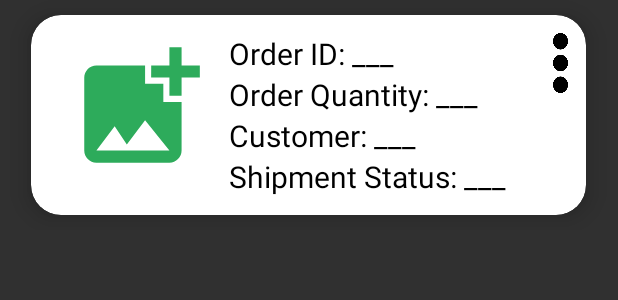
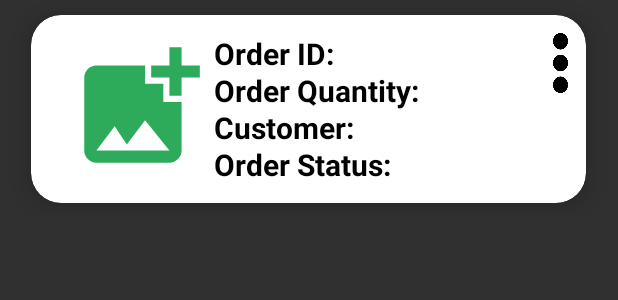
Before and after one commit to jmlcomia-ust/severinaSystem, an Android app: the layout dashboard_ord_row.xml on its own in the app's theme, with its tools: preview values and no code run, on a phone screen of 412 x 824 dp. Shown: the top 300 px of the screen. Run offline under Robolectric (Android 15) with nearby library versions, the phone set to English and light mode, and no system bars.

```diff
--- a/app/src/main/res/layout/dashboard_ord_row.xml
+++ b/app/src/main/res/layout/dashboard_ord_row.xml
@@ -34,7 +34,7 @@
             android:layout_height="100dp"
             android:layout_gravity="center"
             android:layout_marginLeft="10dp"
-            android:layout_marginRight="10dp"
+
             android:padding="1dp" />
 
         <Button
@@ -47,42 +47,82 @@
         </Button>
 
         <TextView
+            android:id="@+id/id"
+            android:layout_width="wrap_content"
+            android:layout_height="wrap_content"
+            android:layout_toRightOf="@id/ord_img"
+            android:text="Order ID:"
+            android:textColor="@color/black"
+            android:textSize="20dp"
+            android:textStyle="bold"/>
+        <TextView
             android:id="@+id/ord_id_txt"
             android:layout_width="wrap_content"
             android:layout_height="wrap_content"
+            android:layout_toRightOf="@id/id"
+            android:text=""
+            android:textColor="@color/black"
+            android:textSize="18dp"/>
+
+        <TextView
+            android:id="@+id/qty"
+            android:layout_width="wrap_content"
+            android:layout_height="wrap_content"
+            android:layout_below="@id/ord_id_txt"
             android:layout_toRightOf="@id/ord_img"
-            android:text="Order ID: ___"
+            android:text="Order Quantity:"
             android:textColor="@color/black"
-            android:textSize="20dp"/>
-
+            android:textSize="20dp"
+            android:textStyle="bold"/>
         <TextView
             android:id="@+id/ord_qty_txt"
             android:layout_width="wrap_content"
             android:layout_height="wrap_content"
             android:layout_below="@id/ord_id_txt"
+            android:layout_toRightOf="@id/qty"
+            android:text=""
+            android:textColor="@color/black"
+            android:textSize="18dp" />
+
+        <TextView
+            android:id="@+id/name"
+            android:layout_width="wrap_content"
+            android:layout_height="wrap_content"
             android:layout_toRightOf="@id/ord_img"
-            android:text="Order Quantity: ___"
+            android:layout_below="@id/ord_qty_txt"
+            android:text="Customer:"
+            android:textSize="20dp"
             android:textColor="@color/black"
-            android:textSize="20dp" />
+            android:textStyle="bold"/>
         <TextView
             android:id="@+id/ord_name_txt"
             android:layout_width="wrap_content"
             android:layout_height="wrap_content"
-            android:layout_toRightOf="@id/ord_img"
+            android:layout_toRightOf="@id/name"
             android:layout_below="@id/ord_qty_txt"
-            android:text="Customer: ___"
-            android:textSize="20dp"
+            android:text=""
+            android:textSize="18dp"
             android:textColor="@color/black"/>
 
+        <TextView
+            android:id="@+id/stat"
+            android:layout_width="wrap_content"
+            android:layout_height="wrap_content"
+            android:layout_toRightOf="@id/ord_img"
+            android:layout_below="@id/ord_name_txt"
+            android:text="Order Status:"
+            android:textColor="@color/black"
+            android:textSize="20dp"
+            android:textStyle="bold"/>
         <TextView
             android:id="@+id/ord_stat_txt"
             android:layout_width="wrap_content"
             android:layout_height="wrap_content"
-            android:layout_toRightOf="@id/ord_img"
+            android:layout_toRightOf="@id/stat"
             android:layout_below="@id/ord_name_txt"
-            android:text="Shipment Status: ___"
+            android:text=""
             android:textColor="@color/black"
-            android:textSize="20dp" />
+            android:textSize="18dp" />
     </RelativeLayout>
 </androidx.cardview.widget.CardView>
     </LinearLayout>
```
